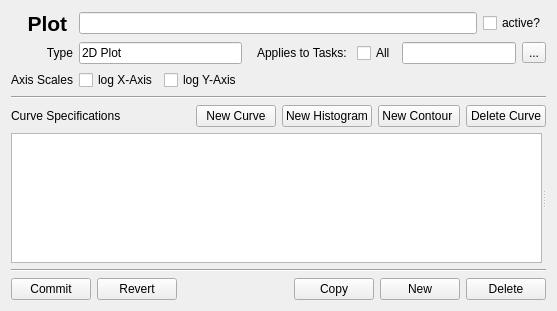
Before: the Qt Designer form copasi/plotUI/CQPlotSubwidget.ui in copasi/COPASI, drawn with Qt 5.
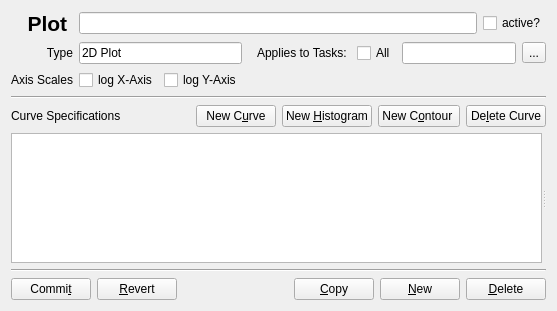
After: the same form once the commit is applied. Custom widgets are drawn as their Qt base class.

Commit message: - add accelerator keys to buttons on plot widget

The edit to the form file:
```diff
--- a/copasi/plotUI/CQPlotSubwidget.ui
+++ b/copasi/plotUI/CQPlotSubwidget.ui
@@ -209,7 +209,7 @@
         </sizepolicy>
        </property>
        <property name="text">
-        <string>New Curve</string>
+        <string>New C&amp;urve</string>
        </property>
       </widget>
      </item>
@@ -222,14 +222,14 @@
         </sizepolicy>
        </property>
        <property name="text">
-        <string>New Histogram</string>
+        <string>New &amp;Histogram</string>
        </property>
       </widget>
      </item>
      <item>
       <widget class="QPushButton" name="addContourButton">
        <property name="text">
-        <string>New Contour </string>
+        <string>New C&amp;ontour </string>
        </property>
       </widget>
      </item>
@@ -242,7 +242,7 @@
         </sizepolicy>
        </property>
        <property name="text">
-        <string>Delete Curve</string>
+        <string>De&amp;lete Curve</string>
        </property>
       </widget>
      </item>
@@ -256,14 +256,14 @@
      <item>
       <widget class="QPushButton" name="startPlotButton">
        <property name="text">
-        <string>Commit</string>
+        <string>Commi&amp;t</string>
        </property>
       </widget>
      </item>
      <item>
       <widget class="QPushButton" name="resetButton">
        <property name="text">
-        <string>Revert</string>
+        <string>&amp;Revert</string>
        </property>
       </widget>
      </item>
@@ -283,21 +283,21 @@
      <item>
       <widget class="QPushButton" name="copyPlotButton">
        <property name="text">
-        <string>Copy</string>
+        <string>&amp;Copy</string>
        </property>
       </widget>
      </item>
      <item>
       <widget class="QPushButton" name="addPlotButton">
        <property name="text">
-        <string>New</string>
+        <string>&amp;New</string>
        </property>
       </widget>
      </item>
      <item>
       <widget class="QPushButton" name="deletePlotButton">
        <property name="text">
-        <string>Delete</string>
+        <string>&amp;Delete</string>
        </property>
       </widget>
      </item>
```
The commit also changes 1 other file.
